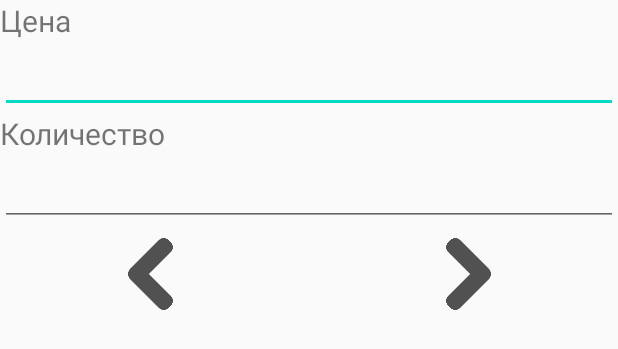
After one commit to bayan47/DroidPOS, an Android app: the layout dialog_good_add.xml on its own in the app's theme, with its tools: preview values and no code run, on a phone screen of 412 x 824 dp. The commit adds this screen. Shown: the top 349 px of the screen. Run offline under Robolectric (Android 15) with nearby library versions, the phone set to English and light mode, and no system bars.

Commit message:
Пре-альфа

```diff
--- a/app/build.gradle
+++ b/app/build.gradle
@@ -35,7 +35,6 @@ dependencies {
     implementation 'com.android.support:design:27.1.1'
     implementation files('android_util_fr_drv_ng-release.aar')
     implementation files('libs\\classic_java_fr_drv_ng-1.4.4.jar')
-    implementation 'com.google.android.material:material:1.0.0'
     testImplementation 'junit:junit:4.12'
 
 }
--- a/app/src/main/java/com/example/shtrih/Good.java
+++ b/app/src/main/java/com/example/shtrih/Good.java
@@ -10,6 +10,7 @@ public class Good implements Serializable {
     public Kassa.TaxTypes nds;
     public int isFreePrice; // 0 - жесткая цена, 1 - мягкая цена
     public int id;
+    public float count=0;
 
     public Good()
     {
--- a/app/src/main/java/com/example/shtrih/Kassa.java
+++ b/app/src/main/java/com/example/shtrih/Kassa.java
@@ -11,6 +11,7 @@ final public class Kassa  {
 
 
     public static classic_interface device = new classic_interface(); //Физическая касса
+    public static ArrayList<Good> goods_to_sell_list = new ArrayList<Good>();
 
     public static enum TaxTypes         //Перечисление типов НДС
     {
@@ -168,10 +169,11 @@ final public class Kassa  {
         long Summ1=0;
         for (Good good:good_list)
         {
+            quantity = good.count;
             device.Set_CheckType(CashOperationType.Prihod.cash_operation_type_id);           //Устанавливаю тип операции. Подробнее - https://github.com/shtrih-m/fr_drv_ng/wiki/Properties#group___properties_1ga8c8729c0e051e112febacd4f7f9ee91d
             device.Set_Price(good.price);
             device.Set_StringForPrinting(good.name);
-            device.Set_Quantity(1);           //Установка количества товара к продаже
+            device.Set_Quantity(quantity);           //Установка количества товара к продаже
             device.Set_TaxValue1Enabled(false);      //Установка самостоятельного расчета суммы налога. Подробнее - https://github.com/shtrih-m/fr_drv_ng/wiki/Properties#group___properties_1gab43c70068f2161777d97b26b7b586c52
             Summ1 = Summ1+ device.Get_Price()*Double.valueOf(device.Get_Quantity()).longValue();
             device.Set_Summ1Enabled(false);   //Установка параметра Summ1. (Нихрена не понятно для чего, но когда отключен сумма считается - количество товара * чек.
--- /dev/null
+++ b/app/src/main/res/layout/dialog_good_add.xml
@@ -0,0 +1,61 @@
+<?xml version="1.0" encoding="utf-8"?>
+<LinearLayout xmlns:android="http://schemas.android.com/apk/res/android"
+    xmlns:app="http://schemas.android.com/apk/res-auto"
+    android:orientation="vertical" android:layout_width="match_parent"
+    android:layout_height="match_parent">
+
+    <TextView
+        android:id="@+id/textView14"
+        android:layout_width="match_parent"
+        android:layout_height="wrap_content"
+        android:text="Цена"
+        android:textSize="20dp" />
+
+    <EditText
+        android:id="@+id/price_good_text"
+        android:layout_width="match_parent"
+        android:layout_height="wrap_content"
+        android:ems="10"
+        android:inputType="number|numberDecimal"
+        android:textSize="20dp" />
+
+    <TextView
+        android:id="@+id/textView15"
+        android:layout_width="match_parent"
+        android:layout_height="wrap_content"
+        android:text="Количество"
+        android:textSize="20dp" />
+
+    <EditText
+        android:id="@+id/count_good_text"
+        android:layout_width="match_parent"
+        android:layout_height="wrap_content"
+        android:ems="10"
+        android:inputType="number|numberDecimal"
+        android:textSize="20dp" />
+
+    <LinearLayout
+        android:layout_width="match_parent"
+        android:layout_height="wrap_content"
+        android:orientation="horizontal">
+
+        <ImageButton
+            android:id="@+id/lower_count_button"
+            android:layout_width="match_parent"
+            android:layout_height="64dp"
+            android:layout_weight="1"
+            android:background="#00FFFFFF"
+            android:scaleType="centerInside"
+            app:srcCompat="@drawable/left_arrow" />
+
+        <ImageButton
+            android:id="@+id/upper_count_button"
+            android:layout_width="match_parent"
+            android:layout_height="64dp"
+            android:layout_weight="1"
+            android:background="#00FFFFFF"
+            android:scaleType="centerInside"
+            app:srcCompat="@drawable/right_arrow" />
+    </LinearLayout>
+
+</LinearLayout>
--- a/app/src/main/res/menu/header_menu.xml
+++ b/app/src/main/res/menu/header_menu.xml
@@ -1,5 +1,6 @@
 <?xml version="1.0" encoding="utf-8"?>
-<menu xmlns:android="http://schemas.android.com/apk/res/android">
+<menu xmlns:app="http://schemas.android.com/apk/res-auto"
+    xmlns:android="http://schemas.android.com/apk/res/android">
 
     <item
         android:id="@+id/menu_settings_button"
```
Also changed, not shown: app/src/main/java/com/example/shtrih/Cashier_RMK.java (+14 -5 lines), app/src/main/java/com/example/shtrih/Good_Add_Dialog.java (added, +67 -0 lines), app/src/main/java/com/example/shtrih/GoodsAdd.java (+6 -8 lines), app/src/main/java/com/example/shtrih/GoodsList.java (+25 -18 lines), app/src/main/java/com/example/shtrih/GoodsListAdapted.java (+11 -5 lines), app/src/main/res/layout/goods_list_layout.xml (+38 -18 lines), app/src/main/res/layout/switch_item.xml (added, +11 -0 lines), app/src/main/res/menu/header_menu2.xml (added, +9 -0 lines), app/src/main/res/drawable/left_arrow.png (added), app/src/main/res/drawable/right_arrow.png (added).
